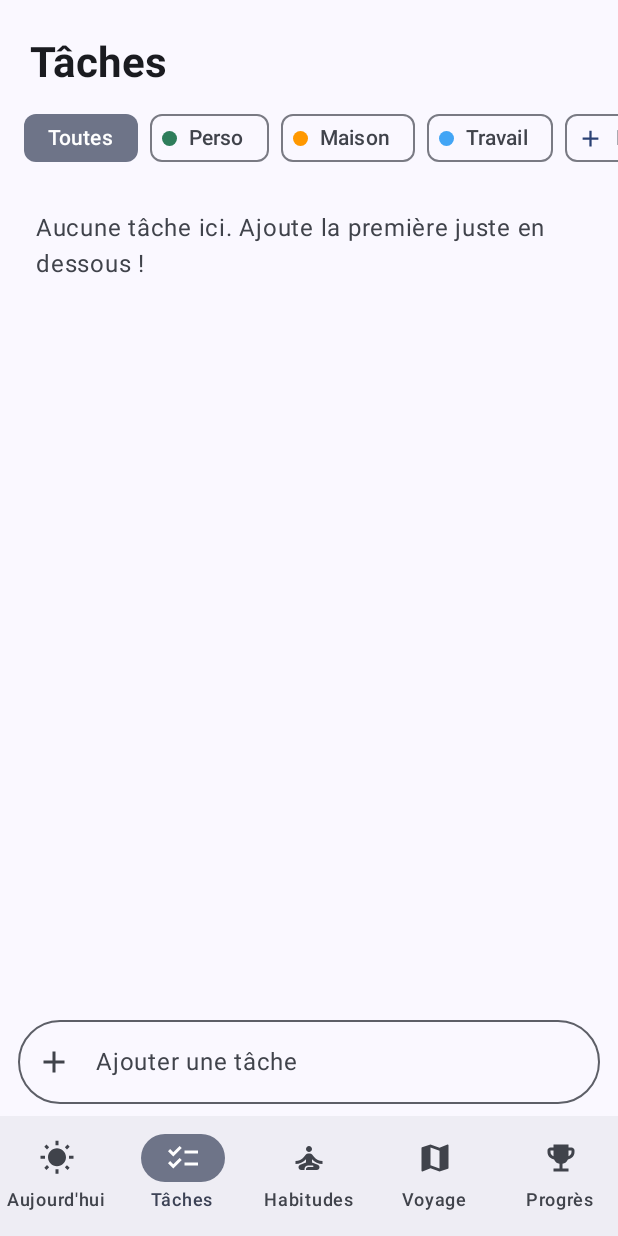
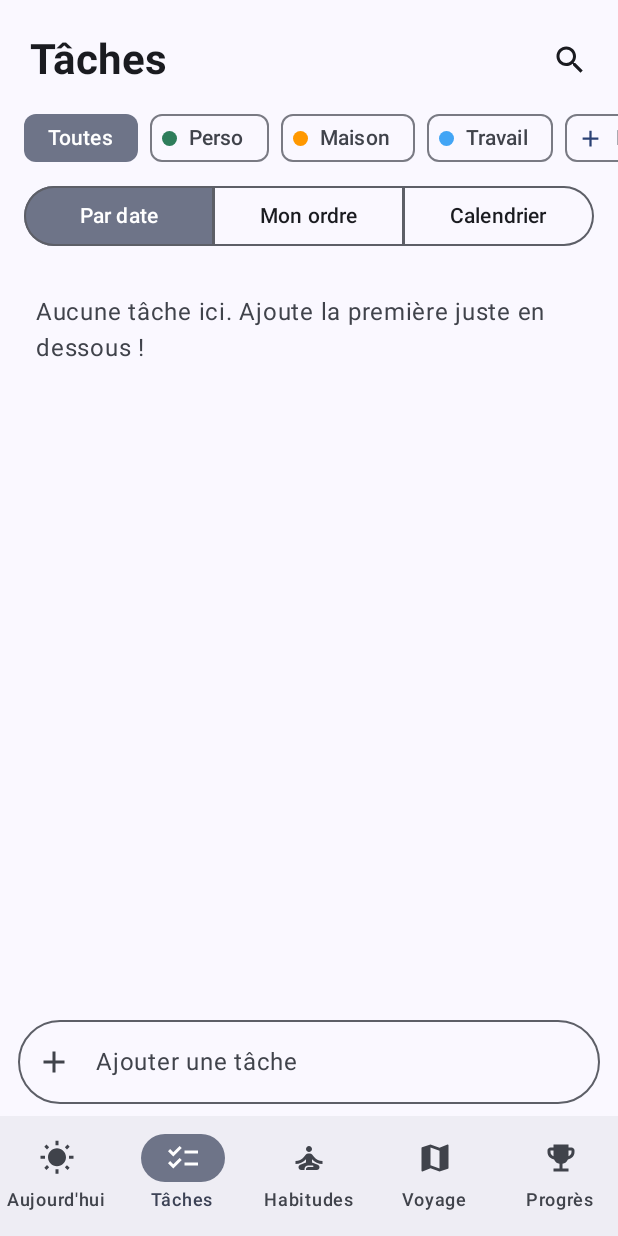
Before and after one commit to rliu-labs/motivation-app, an Android app built with Jetpack Compose: the TasksScreen screen opened through its navigation route, on a phone screen of 412 x 824 dp. Run offline under Robolectric (Android 15) with nearby library versions, the phone set to English and light mode, and no system bars; our stand-ins replace Room's generated code; libraries missing offline, so code that uses them is left out: androidx.health.connect; 3 statements that could not run were skipped.

Commit message:
Tâches : recherche, ordre à la main et calendrier

```diff
--- a/app/build.gradle.kts
+++ b/app/build.gradle.kts
@@ -6,7 +6,7 @@ plugins {
 }
 
 // Version affichée (à augmenter à chaque étape, voir CHANGELOG.md).
-val appVersion = "0.9.0"
+val appVersion = "0.10.0"
 
 // Numéro de build fourni par GitHub Actions (1 en local). Il sert de versionCode,
 // qui doit toujours augmenter pour qu'Android accepte la mise à jour.
--- a/app/src/main/java/app/sentier/data/Entities.kt
+++ b/app/src/main/java/app/sentier/data/Entities.kt
@@ -83,6 +83,8 @@ data class TaskWithCounts(
     @ColumnInfo(name = "last_completed_day") val lastCompletedDay: Long?,
     @ColumnInfo(name = "subtask_count") val subtaskCount: Int,
     @ColumnInfo(name = "subtask_done") val subtaskDone: Int,
+    /** Place dans « Mon ordre ». */
+    val position: Int = 0,
 )
 
 /** Vrai si la tâche est faite pour la journée [day] (finie, ou répétée et validée ce jour-là). */
--- a/app/src/main/java/app/sentier/data/Settings.kt
+++ b/app/src/main/java/app/sentier/data/Settings.kt
@@ -39,6 +39,9 @@ data class StepSettings(
 /** Thème de l'appli : celui du téléphone, ou toujours clair, ou toujours sombre. */
 enum class ThemeMode(val label: String) { SYSTEM("Comme le téléphone"), LIGHT("Clair"), DARK("Sombre") }
 
+/** Présentation de l'onglet Tâches. */
+enum class TaskView(val label: String) { BY_DATE("Par date"), MANUAL("Mon ordre"), CALENDAR("Calendrier") }
+
 /** Rappels du matin et du soir. Les heures sont en minutes depuis minuit. */
 data class ReminderSettings(
     val morningOn: Boolean = false,
@@ -75,7 +78,14 @@ class Settings(private val context: Context) {
         val celebratedLevel = intPreferencesKey("celebrated_level")
         val celebratedBadges = stringSetPreferencesKey("celebrated_badges")
         val onboarded = booleanPreferencesKey("onboarded")
+        val taskView = stringPreferencesKey("task_view")
     }
+
+    val taskView: Flow<TaskView> = context.dataStore.data.map { p ->
+        p[Keys.taskView]?.let { v -> TaskView.entries.firstOrNull { it.name == v } } ?: TaskView.BY_DATE
+    }
+
+    suspend fun setTaskView(view: TaskView) = context.dataStore.edit { it[Keys.taskView] = view.name }
 
     /** Vrai une fois l'accueil du premier lancement terminé ou passé (null s'il n'a jamais été montré). */
     suspend fun onboarded(): Boolean? = context.dataStore.data.first()[Keys.onboarded]
@@ -126,6 +136,7 @@ class Settings(private val context: Context) {
             p[Keys.treasuresSeen]?.let { put("treasures_seen", JSONArray(it.toList())) }
             p[Keys.adaptive]?.let { put("step_goal_adaptive", it) }
             p[Keys.theme]?.let { put("theme_mode", it) }
+            p[Keys.taskView]?.let { put("task_view", it) }
             p[Keys.celebratedLevel]?.let { put("celebrated_level", it) }
             p[Keys.celebratedBadges]?.let { put("celebrated_badges", JSONArray(it.toList())) }
         }
@@ -148,6 +159,7 @@ class Settings(private val context: Context) {
         }
         bool("step_goal_adaptive")?.let { p[Keys.adaptive] = it }
         o.optString("theme_mode").takeIf { v -> ThemeMode.entries.any { it.name == v } }?.let { p[Keys.theme] = it }
+        o.optString("task_view").takeIf { v -> TaskView.entries.any { it.name == v } }?.let { p[Keys.taskView] = it }
         int("celebrated_level", 1..10_000)?.let { p[Keys.celebratedLevel] = it }
         o.optJSONArray("celebrated_badges")?.let { a ->
             p[Keys.celebratedBadges] = (0 until a.length()).mapNotNull { a.opt(it) as? String }.filter { it.length <= 40 }.toSet()
--- a/app/src/main/java/app/sentier/data/TaskDao.kt
+++ b/app/src/main/java/app/sentier/data/TaskDao.kt
@@ -14,7 +14,7 @@ import kotlinx.coroutines.flow.Flow
 
 private const val WITH_COUNTS = """
     SELECT t.id, t.title, t.notes, t.list_id, t.priority, t.due_day, t.recurrence,
-           t.completed_at, t.last_completed_day,
+           t.completed_at, t.last_completed_day, t.position,
            (SELECT COUNT(*) FROM task s WHERE s.parent_id = t.id) AS subtask_count,
            (SELECT COUNT(*) FROM task s WHERE s.parent_id = t.id AND s.completed_at IS NOT NULL) AS subtask_done
     FROM task t
@@ -66,6 +66,9 @@ interface TaskDao {
     @Query("UPDATE task SET completed_at = NULL WHERE parent_id = :parentId")
     suspend fun resetSubtasks(parentId: Long)
 
+    @Query("UPDATE task SET position = :position WHERE id = :id")
+    suspend fun setPosition(id: Long, position: Int)
+
     @Query("SELECT COALESCE(MAX(position), 0) FROM task WHERE parent_id IS :parentId")
     suspend fun maxPosition(parentId: Long?): Int
 
--- a/app/src/main/java/app/sentier/data/TaskRepository.kt
+++ b/app/src/main/java/app/sentier/data/TaskRepository.kt
@@ -108,6 +108,11 @@ class TaskRepository(
         )
     }
 
+    /** Range les tâches dans l'ordre donné (« Mon ordre »). */
+    suspend fun reorder(ids: List<Long>) {
+        ids.forEachIndexed { i, id -> dao.setPosition(id, i + 1) }
+    }
+
     suspend fun addList(name: String, color: Long): Long =
         dao.insertList(TaskList(name = name.trim(), color = color, position = Int.MAX_VALUE / 2))
 
--- a/app/src/main/java/app/sentier/ui/common/TaskRow.kt
+++ b/app/src/main/java/app/sentier/ui/common/TaskRow.kt
@@ -86,6 +86,8 @@ fun TaskRow(
     onToggle: () -> Unit,
     onClick: () -> Unit,
     modifier: Modifier = Modifier,
+    /** Élément affiché au bout de la ligne (poignée pour déplacer la tâche). */
+    trailing: (@Composable () -> Unit)? = null,
 ) {
     Row(
         modifier = modifier
@@ -143,6 +145,7 @@ fun TaskRow(
                 }
             }
         }
+        trailing?.invoke()
     }
 }
 
--- a/app/src/main/java/app/sentier/ui/tasks/TasksScreen.kt
+++ b/app/src/main/java/app/sentier/ui/tasks/TasksScreen.kt
@@ -24,14 +24,22 @@ import androidx.compose.foundation.layout.size
 import androidx.compose.foundation.lazy.LazyColumn
 import androidx.compose.foundation.lazy.LazyRow
 import androidx.compose.foundation.lazy.items
+import androidx.compose.foundation.lazy.rememberLazyListState
+import androidx.compose.foundation.shape.RoundedCornerShape
 import androidx.compose.foundation.shape.CircleShape
 import androidx.compose.material.icons.Icons
 import androidx.compose.material.icons.filled.Add
+import androidx.compose.material.icons.filled.Close
+import androidx.compose.material.icons.filled.Search
 import androidx.compose.material.icons.filled.ExpandLess
 import androidx.compose.material.icons.filled.ExpandMore
 import androidx.compose.material3.AlertDialog
 import androidx.compose.material3.FilterChip
 import androidx.compose.material3.Icon
+import androidx.compose.material3.IconButton
+import androidx.compose.material3.SegmentedButton
+import androidx.compose.material3.SegmentedButtonDefaults
+import androidx.compose.material3.SingleChoiceSegmentedButtonRow
 import androidx.compose.material3.MaterialTheme
 import androidx.compose.material3.OutlinedTextField
 import androidx.compose.material3.SnackbarDuration
@@ -49,7 +57,10 @@ import androidx.compose.runtime.setValue
 import androidx.compose.ui.Alignment
 import androidx.compose.ui.Modifier
 import androidx.compose.ui.draw.clip
+import androidx.compose.ui.focus.FocusRequester
+import androidx.compose.ui.focus.focusRequester
 import androidx.compose.ui.graphics.Color
+import androidx.compose.ui.platform.testTag
 import androidx.compose.ui.semantics.contentDescription
 import androidx.compose.ui.semantics.semantics
 import androidx.compose.ui.text.font.FontWeight
@@ -57,10 +68,13 @@ import androidx.compose.ui.unit.dp
 import androidx.lifecycle.compose.collectAsStateWithLifecycle
 import androidx.lifecycle.viewmodel.compose.viewModel
 import app.sentier.data.TaskList
+import app.sentier.data.TaskView
+import app.sentier.data.TaskWithCounts
 import app.sentier.ui.common.QuickAddBar
 import app.sentier.ui.common.SectionHeader
 import app.sentier.ui.common.TaskRow
 import app.sentier.ui.common.friendlyDate
+import app.sentier.ui.common.longDate
 import app.sentier.ui.theme.ListPalette
 
 @Composable
@@ -86,13 +100,46 @@ fun TasksScreen(
         }
     }
 
+    val listState = rememberLazyListState()
+    val reorder = rememberReorderState(listState, vm::reorder)
+    LaunchedEffect(state.ordered) { reorder.sync(state.ordered) }
+    var searchOpen by rememberSaveable { mutableStateOf(false) }
+
     Column(modifier.fillMaxSize().imePadding()) {
+        Row(
+            Modifier.fillMaxWidth().padding(start = 20.dp, end = 8.dp, top = 16.dp, bottom = 4.dp),
+            verticalAlignment = Alignment.CenterVertically,
+        ) {
             Text(
                 "Tâches",
                 style = MaterialTheme.typography.headlineMedium,
                 fontWeight = FontWeight.Bold,
-            modifier = Modifier.padding(start = 20.dp, end = 20.dp, top = 24.dp, bottom = 8.dp),
+                modifier = Modifier.weight(1f),
             )
+            IconButton(onClick = { searchOpen = !searchOpen; if (!searchOpen) vm.setQuery("") }) {
+                Icon(
+                    if (searchOpen) Icons.Filled.Close else Icons.Filled.Search,
+                    contentDescription = if (searchOpen) "Fermer la recherche" else "Chercher une tâche",
+                )
+            }
+        }
+        if (searchOpen) {
+            val focus = remember { FocusRequester() }
+            OutlinedTextField(
+                value = state.query,
+                onValueChange = vm::setQuery,
+                placeholder = { Text("Chercher dans les titres et les notes") },
+                leadingIcon = { Icon(Icons.Filled.Search, contentDescription = null) },
+                singleLine = true,
+                shape = RoundedCornerShape(28.dp),
+                modifier = Modifier
+                    .fillMaxWidth()
+                    .padding(horizontal = 12.dp, vertical = 4.dp)
+                    .focusRequester(focus)
+                    .testTag("taskSearch"),
+            )
+            LaunchedEffect(Unit) { runCatching { focus.requestFocus() } }
+        }
         LazyRow(
             contentPadding = PaddingValues(horizontal = 16.dp),
             horizontalArrangement = Arrangement.spacedBy(8.dp),
@@ -124,18 +171,76 @@ fun TasksScreen(
                 }
             }
         }
+        if (!state.searching) {
+            SingleChoiceSegmentedButtonRow(Modifier.fillMaxWidth().padding(horizontal = 16.dp, vertical = 4.dp)) {
+                TaskView.entries.forEachIndexed { i, v ->
+                    SegmentedButton(
+                        selected = state.view == v,
+                        onClick = { vm.setView(v) },
+                        shape = SegmentedButtonDefaults.itemShape(i, TaskView.entries.size),
+                        icon = {},
+                    ) { Text(v.label, maxLines = 1) }
+                }
+            }
+        }
 
-        LazyColumn(Modifier.weight(1f)) {
-            if (!state.loading && state.isEmpty) {
+        val row: @Composable (TaskWithCounts, Boolean, Modifier, (@Composable () -> Unit)?) -> Unit = { task, checked, m, trailing ->
+            TaskRow(
+                task = task, checked = checked,
+                list = if (state.selectedListId == null) task.listId?.let(state.listsById::get) else null,
+                today = state.today,
+                onToggle = { vm.toggle(task) }, onClick = { onOpenTask(task.id) },
+                modifier = m,
+                trailing = trailing,
+            )
+        }
+
+        LazyColumn(Modifier.weight(1f), state = listState) {
+            when {
+                state.searching -> {
+                    if (state.results.isEmpty()) {
                         item {
-                    Text(
-                        "Aucune tâche ici. Ajoute la première juste en dessous !",
-                        style = MaterialTheme.typography.bodyLarge,
-                        color = MaterialTheme.colorScheme.onSurfaceVariant,
-                        modifier = Modifier.padding(24.dp),
+                            EmptyText("Aucune tâche ne correspond à « ${state.query.trim()} ».")
+                        }
+                    }
+                    items(state.results, key = { it.id }) { task ->
+                        row(task, task.completedAt != null, Modifier.animateItem(), null)
+                    }
+                }
+                state.view == TaskView.CALENDAR -> {
+                    item(key = "calendrier") {
+                        Box(Modifier.fillMaxWidth(), contentAlignment = Alignment.TopCenter) {
+                            TaskCalendar(
+                                month = state.month,
+                                today = state.today,
+                                selected = state.selectedDay,
+                                dueByDay = state.dueByDay,
+                                listsById = state.listsById,
+                                onMonth = vm::showMonth,
+                                onSelect = vm::selectDay,
                             )
                         }
                     }
+                    item(key = "h-jour") { SectionHeader(longDate(state.selectedDay)) }
+                    if (state.selectedDayTasks.isEmpty()) {
+                        item(key = "vide-jour") { EmptyText("Rien de prévu ce jour-là. Ajoute une tâche juste en dessous.") }
+                    }
+                    items(state.selectedDayTasks, key = { it.id }) { task ->
+                        row(task, false, Modifier.animateItem(), null)
+                    }
+                }
+                else -> {
+                    if (!state.loading && state.isEmpty) {
+                        item { EmptyText("Aucune tâche ici. Ajoute la première juste en dessous !") }
+                    }
+                    if (state.view == TaskView.MANUAL) {
+                        if (reorder.items.isNotEmpty()) {
+                            item(key = "h-ordre") {
+                                SectionHeader("Fais glisser la poignée pour ranger tes tâches")
+                            }
+                        }
+                        reorderableTasks(reorder) { task, m, handle -> row(task, false, m, handle) }
+                    } else {
                         for (group in state.groups) {
                             item(key = "h-${group.title}") {
                                 SectionHeader(
@@ -144,13 +249,8 @@ fun TasksScreen(
                                 )
                             }
                             items(group.tasks, key = { it.id }) { task ->
-                    TaskRow(
-                        task = task, checked = false,
-                        list = if (state.selectedListId == null) task.listId?.let(state.listsById::get) else null,
-                        today = state.today,
-                        onToggle = { vm.toggle(task) }, onClick = { onOpenTask(task.id) },
-                        modifier = Modifier.animateItem(),
-                    )
+                                row(task, false, Modifier.animateItem(), null)
+                            }
                         }
                     }
                     if (state.completed.isNotEmpty()) {
@@ -173,11 +273,18 @@ fun TasksScreen(
                             }
                         }
                     }
+                }
+            }
             item { Spacer(Modifier.size(16.dp)) }
         }
         val listName = state.selectedListId?.let { state.listsById[it]?.name }
         QuickAddBar(
-            placeholder = if (listName != null) "Ajouter à « $listName »" else "Ajouter une tâche",
+            placeholder = when {
+                state.view == TaskView.CALENDAR && !state.searching ->
+                    "Ajouter : ${friendlyDate(state.selectedDay, state.today).lowercase()}"
+                listName != null -> "Ajouter à « $listName »"
+                else -> "Ajouter une tâche"
+            },
             onAdd = vm::add,
         )
     }
@@ -198,6 +305,16 @@ fun TasksScreen(
             onDelete = { vm.deleteList(list); editingList = null },
         )
     }
+}
+
+@Composable
+private fun EmptyText(text: String) {
+    Text(
+        text,
+        style = MaterialTheme.typography.bodyLarge,
+        color = MaterialTheme.colorScheme.onSurfaceVariant,
+        modifier = Modifier.padding(24.dp),
+    )
 }
 
 /** Création ou modification d'une liste : nom et couleur. */
--- a/app/src/main/java/app/sentier/ui/tasks/TasksViewModel.kt
+++ b/app/src/main/java/app/sentier/ui/tasks/TasksViewModel.kt
@@ -24,7 +24,12 @@ import kotlinx.coroutines.flow.combine
 import kotlinx.coroutines.flow.flatMapLatest
 import kotlinx.coroutines.flow.stateIn
 import kotlinx.coroutines.launch
+import app.sentier.data.Settings
+import app.sentier.data.TaskView
+import java.text.Normalizer
 import java.time.DayOfWeek
+import java.time.YearMonth
+import java.util.Locale
 import java.time.LocalDate
 import java.time.temporal.TemporalAdjusters
 
@@ -39,24 +44,46 @@ data class TasksState(
     val completed: List<TaskWithCounts> = emptyList(),
     val showCompleted: Boolean = false,
     val loading: Boolean = true,
+    val view: TaskView = TaskView.BY_DATE,
+    /** Tâches à faire dans « Mon ordre ». */
+    val ordered: List<TaskWithCounts> = emptyList(),
+    /** Recherche en cours (vide = pas de recherche). */
+    val query: String = "",
+    val results: List<TaskWithCounts> = emptyList(),
+    /** Calendrier : mois affiché, jour choisi et tâches à faire par jour (epoch day). */
+    val month: YearMonth = YearMonth.from(today),
+    val selectedDay: LocalDate = today,
+    val dueByDay: Map<Long, List<TaskWithCounts>> = emptyMap(),
 ) {
     val listsById: Map<Long, TaskList> get() = lists.associateBy { it.id }
     val isEmpty: Boolean get() = groups.isEmpty() && completed.isEmpty()
+    val searching: Boolean get() = query.isNotBlank()
+    val selectedDayTasks: List<TaskWithCounts> get() = dueByDay[selectedDay.toEpochDay()].orEmpty()
 }
 
+/** Réglages d'affichage de l'onglet, réunis pour le calcul de l'état. */
+private data class ViewPrefs(val view: TaskView, val query: String, val month: YearMonth, val day: LocalDate)
+
 @OptIn(ExperimentalCoroutinesApi::class)
-class TasksViewModel(private val repo: TaskRepository) : ViewModel() {
+class TasksViewModel(private val repo: TaskRepository, private val settings: Settings? = null) : ViewModel() {
 
     private val today = repo.today()
     private val selectedList = MutableStateFlow<Long?>(null)
     private val showCompleted = MutableStateFlow(false)
+    private val localView = MutableStateFlow(TaskView.BY_DATE)
+    private val query = MutableStateFlow("")
+    private val month = MutableStateFlow(YearMonth.from(today))
+    private val selectedDay = MutableStateFlow(today)
+
+    private val prefs = combine(settings?.taskView ?: localView, query, month, selectedDay) { v, q, m, d -> ViewPrefs(v, q, m, d) }
 
     val state: StateFlow<TasksState> = combine(
         repo.observeLists(),
         selectedList,
         selectedList.flatMapLatest { repo.observeTasks(it) },
         showCompleted,
-    ) { lists, selected, tasks, show ->
+        prefs,
+    ) { lists, selected, tasks, show, p ->
         val (completed, open) = tasks.partition { it.completedAt != null }
         TasksState(
             today = today,
@@ -66,8 +93,32 @@ class TasksViewModel(private val repo: TaskRepository) : ViewModel() {
             completed = completed.sortedByDescending { it.completedAt },
             showCompleted = show,
             loading = false,
+            view = p.view,
+            ordered = manualOrder(open),
+            query = p.query,
+            results = search(tasks, p.query),
+            month = p.month,
+            selectedDay = p.day,
+            dueByDay = dueByDay(open),
         )
     }.stateIn(viewModelScope, SharingStarted.WhileSubscribed(5_000), TasksState(today))
+
+    fun setView(view: TaskView) {
+        localView.value = view
+        settings?.let { viewModelScope.launch { it.setTaskView(view) } }
+    }
+
+    fun setQuery(text: String) { query.value = text }
+
+    fun showMonth(m: YearMonth) { month.value = m }
+
+    fun selectDay(day: LocalDate) {
+        selectedDay.value = day
+        month.value = YearMonth.from(day)
+    }
+
+    /** Nouvel ordre choisi en faisant glisser les tâches. */
+    fun reorder(ids: List<Long>) = viewModelScope.launch { repo.reorder(ids) }
 
     private val _completions = MutableSharedFlow<CompletionResult>(extraBufferCapacity = 1)
     val completions: SharedFlow<CompletionResult> = _completions
@@ -82,7 +133,12 @@ class TasksViewModel(private val repo: TaskRepository) : ViewModel() {
 
     fun undo(result: CompletionResult) = viewModelScope.launch { repo.undo(result) }
 
-    fun add(title: String) = viewModelScope.launch { repo.addTask(title, listId = state.value.selectedListId) }
+    /** Ajoute une tâche ; dans le calendrier, elle est prévue le jour choisi. */
+    fun add(title: String) = viewModelScope.launch {
+        val s = state.value
+        val due = if (s.view == TaskView.CALENDAR && !s.searching) s.selectedDay else null
+        repo.addTask(title, listId = s.selectedListId, dueDay = due)
+    }
 
     fun addList(name: String, color: Long) = viewModelScope.launch {
         if (name.isNotBlank()) selectedList.value = repo.addList(name, color)
@@ -96,7 +152,28 @@ class TasksViewModel(private val repo: TaskRepository) : ViewModel() {
     }
 
     companion object {
-        val Factory = viewModelFactory { initializer { TasksViewModel(app().tasks) } }
+        val Factory = viewModelFactory { initializer { TasksViewModel(app().tasks, app().settings) } }
+
+        /** Tâches à faire dans l'ordre choisi à la main (les nouvelles arrivent en bas). */
+        fun manualOrder(open: List<TaskWithCounts>): List<TaskWithCounts> = open.sortedWith(compareBy({ it.position }, { it.id }))
+
+        /** Tâches à faire, rangées par jour d'échéance. */
+        fun dueByDay(open: List<TaskWithCounts>): Map<Long, List<TaskWithCounts>> =
+            open.filter { it.dueDay != null }.groupBy { it.dueDay!! }
+                .mapValues { (_, l) -> l.sortedWith(compareByDescending<TaskWithCounts> { it.priority }.thenBy { it.position }) }
+
+        /** Recherche dans les titres et les notes, sans tenir compte des majuscules ni des accents. */
+        fun search(tasks: List<TaskWithCounts>, query: String): List<TaskWithCounts> {
+            val words = normalize(query).split(' ').filter { it.isNotBlank() }
+            if (words.isEmpty()) return emptyList()
+            return tasks.filter { t ->
+                val text = normalize(t.title + " " + t.notes)
+                words.all { it in text }
+            }.sortedWith(compareBy({ it.completedAt != null }, { it.dueDay == null }, { it.dueDay }))
+        }
+
+        private fun normalize(s: String): String =
+            Normalizer.normalize(s.lowercase(Locale.FRANCE), Normalizer.Form.NFD).replace(Regex("\\p{M}+"), "")
 
         fun groupByDate(tasks: List<TaskWithCounts>, today: LocalDate): List<TaskGroup> {
             val endOfWeek = today.with(TemporalAdjusters.nextOrSame(DayOfWeek.SUNDAY))
```
Also changed, not shown: app/src/main/java/app/sentier/ui/tasks/ReorderableTasks.kt (added, +155 -0 lines), app/src/main/java/app/sentier/ui/tasks/TaskCalendar.kt (added, +172 -0 lines), 5 other files. Lines whose indentation alone changed are shown as unchanged.
